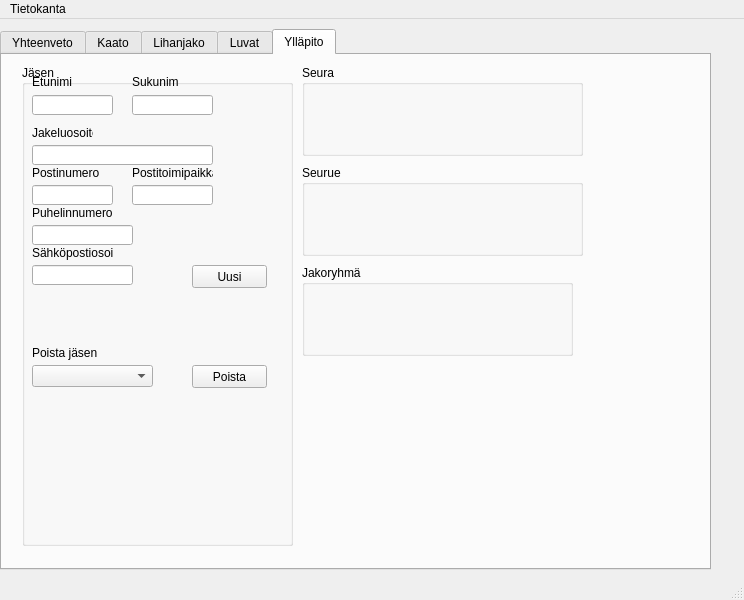
Above: MultipageMainWindow.ui from TimoKuukka/hirviporukka_app before the change. Below: the same form after it.
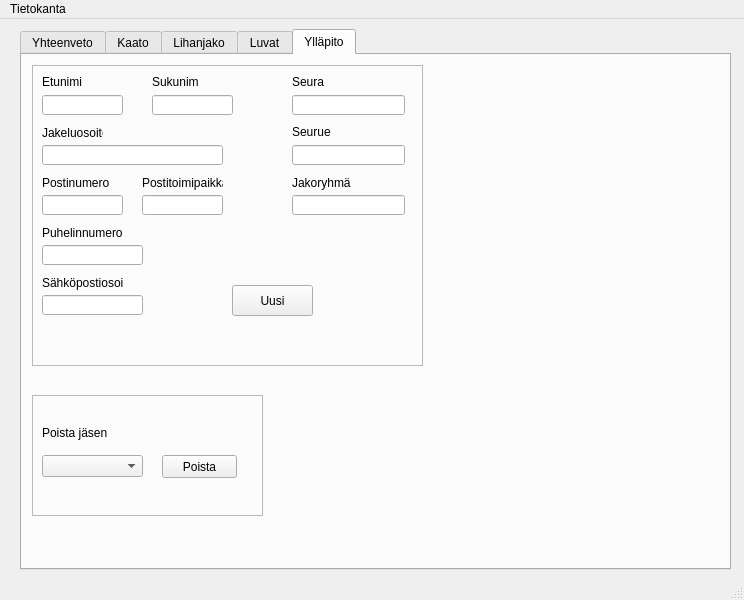
That is the form after the change.

Commit message: Dialog window works

Diff of the .ui file:
```diff
--- a/MultipageMainWindow.ui
+++ b/MultipageMainWindow.ui
@@ -17,7 +17,7 @@
    <widget class="QTabWidget" name="tabWidget">
     <property name="geometry">
      <rect>
-      <x>0</x>
+      <x>20</x>
       <y>10</y>
       <width>711</width>
       <height>541</height>
@@ -704,125 +704,64 @@
      <attribute name="title">
       <string>Ylläpito</string>
      </attribute>
-     <widget class="QGroupBox" name="groupBox">
+     <widget class="QPushButton" name="adNewPushButton">
       <property name="geometry">
        <rect>
-        <x>300</x>
-        <y>10</y>
-        <width>281</width>
-        <height>91</height>
-       </rect>
-      </property>
-      <property name="title">
-       <string>Seura</string>
-      </property>
-     </widget>
-     <widget class="QGroupBox" name="groupBox_2">
-      <property name="geometry">
-       <rect>
-        <x>300</x>
-        <y>110</y>
-        <width>281</width>
-        <height>91</height>
-       </rect>
-      </property>
-      <property name="title">
-       <string>Seurue</string>
-      </property>
-     </widget>
-     <widget class="QGroupBox" name="groupBox_3">
-      <property name="geometry">
-       <rect>
-        <x>300</x>
-        <y>210</y>
-        <width>271</width>
-        <height>91</height>
-       </rect>
-      </property>
-      <property name="title">
-       <string>Jakoryhmä</string>
-      </property>
-     </widget>
-     <widget class="QGroupBox" name="groupBox_4">
-      <property name="geometry">
-       <rect>
-        <x>20</x>
-        <y>10</y>
-        <width>271</width>
-        <height>481</height>
-       </rect>
-      </property>
-      <property name="title">
-       <string>Jäsen</string>
-      </property>
-      <widget class="QLineEdit" name="licenseYearLineEdit_2">
-       <property name="geometry">
-        <rect>
-         <x>10</x>
-         <y>30</y>
+        <x>210</x>
+        <y>230</y>
          <width>81</width>
-         <height>20</height>
-        </rect>
-       </property>
-      </widget>
-      <widget class="QLineEdit" name="licenseYearLineEdit_3">
-       <property name="geometry">
-        <rect>
-         <x>110</x>
-         <y>30</y>
-         <width>81</width>
-         <height>20</height>
-        </rect>
-       </property>
-      </widget>
-      <widget class="QLineEdit" name="licenseYearLineEdit_4">
-       <property name="geometry">
-        <rect>
-         <x>110</x>
-         <y>120</y>
-         <width>81</width>
-         <height>20</height>
-        </rect>
-       </property>
-      </widget>
-      <widget class="QLineEdit" name="licenseYearLineEdit_5">
-       <property name="geometry">
-        <rect>
-         <x>10</x>
-         <y>80</y>
-         <width>181</width>
-         <height>20</height>
-        </rect>
-       </property>
-      </widget>
-      <widget class="QLineEdit" name="licenseYearLineEdit_6">
-       <property name="geometry">
-        <rect>
-         <x>10</x>
-         <y>120</y>
-         <width>81</width>
-         <height>20</height>
-        </rect>
-       </property>
-      </widget>
-      <widget class="QPushButton" name="pushButton">
-       <property name="geometry">
-        <rect>
-         <x>170</x>
-         <y>200</y>
-         <width>75</width>
-         <height>23</height>
+        <height>31</height>
         </rect>
        </property>
        <property name="text">
         <string>Uusi</string>
        </property>
       </widget>
-      <widget class="QLabel" name="shotByLabel_14">
+     <widget class="QLineEdit" name="adCityLineEdit">
        <property name="geometry">
         <rect>
-         <x>10</x>
-         <y>10</y>
+        <x>120</x>
+        <y>140</y>
+        <width>81</width>
+        <height>20</height>
+       </rect>
+      </property>
+     </widget>
+     <widget class="QLineEdit" name="adAddressLineEdit">
+      <property name="geometry">
+       <rect>
+        <x>20</x>
+        <y>90</y>
+        <width>181</width>
+        <height>20</height>
+       </rect>
+      </property>
+     </widget>
+     <widget class="QLineEdit" name="adLastNameLineEdit">
+      <property name="geometry">
+       <rect>
+        <x>130</x>
+        <y>40</y>
+        <width>81</width>
+        <height>20</height>
+       </rect>
+      </property>
+     </widget>
+     <widget class="QLineEdit" name="adFirstNameLineEdit">
+      <property name="geometry">
+       <rect>
+        <x>20</x>
+        <y>40</y>
+        <width>81</width>
+        <height>20</height>
+       </rect>
+      </property>
+     </widget>
+     <widget class="QLabel" name="adFirstNameLabel">
+      <property name="geometry">
+       <rect>
+        <x>20</x>
+        <y>20</y>
          <width>47</width>
          <height>13</height>
         </rect>
@@ -831,11 +770,11 @@
         <string>Etunimi</string>
        </property>
       </widget>
-      <widget class="QLabel" name="shotByLabel_15">
+     <widget class="QLabel" name="adLastNameLabel">
        <property name="geometry">
         <rect>
-         <x>110</x>
-         <y>10</y>
+        <x>130</x>
+        <y>20</y>
          <width>47</width>
          <height>13</height>
         </rect>
@@ -844,11 +783,11 @@
         <string>Sukunimi</string>
        </property>
       </widget>
-      <widget class="QLabel" name="shotByLabel_16">
+     <widget class="QLabel" name="adAddressLabel">
        <property name="geometry">
         <rect>
-         <x>10</x>
-         <y>60</y>
+        <x>20</x>
+        <y>70</y>
          <width>61</width>
          <height>16</height>
         </rect>
@@ -857,11 +796,11 @@
         <string>Jakeluosoite</string>
        </property>
       </widget>
-      <widget class="QLabel" name="shotByLabel_17">
+     <widget class="QLabel" name="adPostalCodeLabel">
        <property name="geometry">
         <rect>
-         <x>10</x>
-         <y>100</y>
+        <x>20</x>
+        <y>120</y>
          <width>71</width>
          <height>16</height>
         </rect>
@@ -870,11 +809,21 @@
         <string>Postinumero</string>
        </property>
       </widget>
-      <widget class="QLabel" name="shotByLabel_18">
+     <widget class="QLineEdit" name="adPostalCodeLineEdit">
        <property name="geometry">
         <rect>
-         <x>110</x>
-         <y>100</y>
+        <x>20</x>
+        <y>140</y>
+        <width>81</width>
+        <height>20</height>
+       </rect>
+      </property>
+     </widget>
+     <widget class="QLabel" name="adCityLabel">
+      <property name="geometry">
+       <rect>
+        <x>120</x>
+        <y>120</y>
          <width>81</width>
          <height>16</height>
         </rect>
@@ -883,57 +832,24 @@
         <string>Postitoimipaikka</string>
        </property>
       </widget>
-      <widget class="QLineEdit" name="licenseYearLineEdit_7">
+     <widget class="QPushButton" name="adRemoveMemberPushButton">
        <property name="geometry">
         <rect>
-         <x>10</x>
-         <y>160</y>
-         <width>101</width>
-         <height>20</height>
-        </rect>
-       </property>
-      </widget>
-      <widget class="QLineEdit" name="licenseYearLineEdit_8">
-       <property name="geometry">
-        <rect>
-         <x>10</x>
-         <y>200</y>
-         <width>101</width>
-         <height>20</height>
-        </rect>
-       </property>
-      </widget>
-      <widget class="QLabel" name="shotByLabel_19">
-       <property name="geometry">
-        <rect>
-         <x>10</x>
-         <y>140</y>
-         <width>81</width>
-         <height>16</height>
-        </rect>
-       </property>
+        <x>140</x>
+        <y>400</y>
+        <width>75</width>
+        <height>23</height>
+       </rect>
+      </property>
        <property name="text">
-        <string>Puhelinnumero</string>
-       </property>
-      </widget>
-      <widget class="QLabel" name="shotByLabel_20">
+       <string>Poista</string>
+      </property>
+     </widget>
+     <widget class="QLabel" name="adRemoveMemberLabel">
        <property name="geometry">
         <rect>
-         <x>10</x>
-         <y>180</y>
-         <width>81</width>
-         <height>16</height>
-        </rect>
-       </property>
-       <property name="text">
-        <string>Sähköpostiosoite</string>
-       </property>
-      </widget>
-      <widget class="QLabel" name="shotByLabel_21">
-       <property name="geometry">
-        <rect>
-         <x>10</x>
-         <y>280</y>
+        <x>20</x>
+        <y>370</y>
          <width>91</width>
          <height>16</height>
         </rect>
@@ -942,30 +858,201 @@
         <string>Poista jäsen</string>
        </property>
       </widget>
-      <widget class="QPushButton" name="pushButton_2">
+     <widget class="QLineEdit" name="adPhoneNumberLineEdit">
        <property name="geometry">
         <rect>
-         <x>170</x>
-         <y>300</y>
-         <width>75</width>
-         <height>23</height>
-        </rect>
-       </property>
+        <x>20</x>
+        <y>190</y>
+        <width>101</width>
+        <height>20</height>
+       </rect>
+      </property>
+     </widget>
+     <widget class="QLineEdit" name="adEmailLineEdit">
+      <property name="geometry">
+       <rect>
+        <x>20</x>
+        <y>240</y>
+        <width>101</width>
+        <height>20</height>
+       </rect>
+      </property>
+     </widget>
+     <widget class="QLabel" name="adEmailLabel">
+      <property name="geometry">
+       <rect>
+        <x>20</x>
+        <y>220</y>
+        <width>81</width>
+        <height>16</height>
+       </rect>
+      </property>
        <property name="text">
-        <string>Poista</string>
-       </property>
-      </widget>
+       <string>Sähköpostiosoite</string>
+      </property>
+     </widget>
+     <widget class="QLabel" name="adPhoneNumberLabel">
+      <property name="geometry">
+       <rect>
+        <x>20</x>
+        <y>170</y>
+        <width>81</width>
+        <height>16</height>
+       </rect>
+      </property>
+      <property name="text">
+       <string>Puhelinnumero</string>
+      </property>
      </widget>
      <widget class="QComboBox" name="shotByComboBox_2">
       <property name="geometry">
        <rect>
-        <x>30</x>
-        <y>310</y>
-        <width>121</width>
+        <x>20</x>
+        <y>400</y>
+        <width>101</width>
         <height>22</height>
        </rect>
       </property>
      </widget>
+     <widget class="QLineEdit" name="adAccosiationLineEdit">
+      <property name="geometry">
+       <rect>
+        <x>270</x>
+        <y>40</y>
+        <width>113</width>
+        <height>20</height>
+       </rect>
+      </property>
+     </widget>
+     <widget class="QLineEdit" name="adGroupLineEdit">
+      <property name="geometry">
+       <rect>
+        <x>270</x>
+        <y>90</y>
+        <width>113</width>
+        <height>20</height>
+       </rect>
+      </property>
+     </widget>
+     <widget class="QLineEdit" name="adShareGroupLineEdit">
+      <property name="geometry">
+       <rect>
+        <x>270</x>
+        <y>140</y>
+        <width>113</width>
+        <height>20</height>
+       </rect>
+      </property>
+     </widget>
+     <widget class="QLabel" name="adAssociationLabel">
+      <property name="geometry">
+       <rect>
+        <x>270</x>
+        <y>20</y>
+        <width>47</width>
+        <height>13</height>
+       </rect>
+      </property>
+      <property name="text">
+       <string>Seura</string>
+      </property>
+     </widget>
+     <widget class="QLabel" name="adGroupLabel">
+      <property name="geometry">
+       <rect>
+        <x>270</x>
+        <y>70</y>
+        <width>47</width>
+        <height>13</height>
+       </rect>
+      </property>
+      <property name="text">
+       <string>Seurue</string>
+      </property>
+     </widget>
+     <widget class="QLabel" name="adShareGroupLabel">
+      <property name="geometry">
+       <rect>
+        <x>270</x>
+        <y>120</y>
+        <width>61</width>
+        <height>16</height>
+       </rect>
+      </property>
+      <property name="text">
+       <string>Jakoryhmä</string>
+      </property>
+     </widget>
+     <widget class="QFrame" name="adRemoveFrame">
+      <property name="geometry">
+       <rect>
+        <x>10</x>
+        <y>340</y>
+        <width>231</width>
+        <height>121</height>
+       </rect>
+      </property>
+      <property name="frameShape">
+       <enum>QFrame::StyledPanel</enum>
+      </property>
+      <property name="frameShadow">
+       <enum>QFrame::Sunken</enum>
+      </property>
+      <property name="lineWidth">
+       <number>10</number>
+      </property>
+      <property name="midLineWidth">
+       <number>10</number>
+      </property>
+     </widget>
+     <widget class="QFrame" name="adAddFrame">
+      <property name="geometry">
+       <rect>
+        <x>10</x>
+        <y>10</y>
+        <width>391</width>
+        <height>301</height>
+       </rect>
+      </property>
+      <property name="frameShape">
+       <enum>QFrame::StyledPanel</enum>
+      </property>
+      <property name="frameShadow">
+       <enum>QFrame::Sunken</enum>
+      </property>
+      <property name="lineWidth">
+       <number>10</number>
+      </property>
+      <property name="midLineWidth">
+       <number>10</number>
+      </property>
+     </widget>
+     <zorder>adRemoveFrame</zorder>
+     <zorder>adAddFrame</zorder>
+     <zorder>adNewPushButton</zorder>
+     <zorder>adCityLineEdit</zorder>
+     <zorder>adAddressLineEdit</zorder>
+     <zorder>adLastNameLineEdit</zorder>
+     <zorder>adFirstNameLineEdit</zorder>
+     <zorder>adFirstNameLabel</zorder>
+     <zorder>adLastNameLabel</zorder>
+     <zorder>adAddressLabel</zorder>
+     <zorder>adPostalCodeLabel</zorder>
+     <zorder>adPostalCodeLineEdit</zorder>
+     <zorder>adCityLabel</zorder>
+     <zorder>adRemoveMemberPushButton</zorder>
+     <zorder>adRemoveMemberLabel</zorder>
+     <zorder>adPhoneNumberLineEdit</zorder>
+     <zorder>adEmailLineEdit</zorder>
+     <zorder>adEmailLabel</zorder>
+     <zorder>adPhoneNumberLabel</zorder>
+     <zorder>adRemoveMemberComboBox</zorder>
+     <zorder>adAccosiationLineEdit</zorder>
+     <zorder>adGroupLineEdit</zorder>
+     <zorder>adShareGroupLineEdit</zorder>
+     <zorder>adAssociationLabel</zorder>
+     <zorder>adGroupLabel</zorder>
+     <zorder>adShareGroupLabel</zorder>
     </widget>
    </widget>
   </widget>
```
Left out of the diff: 2 changed lines with no effect on the pictures. Lines whose indentation alone changed are shown as unchanged. The commit also changes 2 other files.
